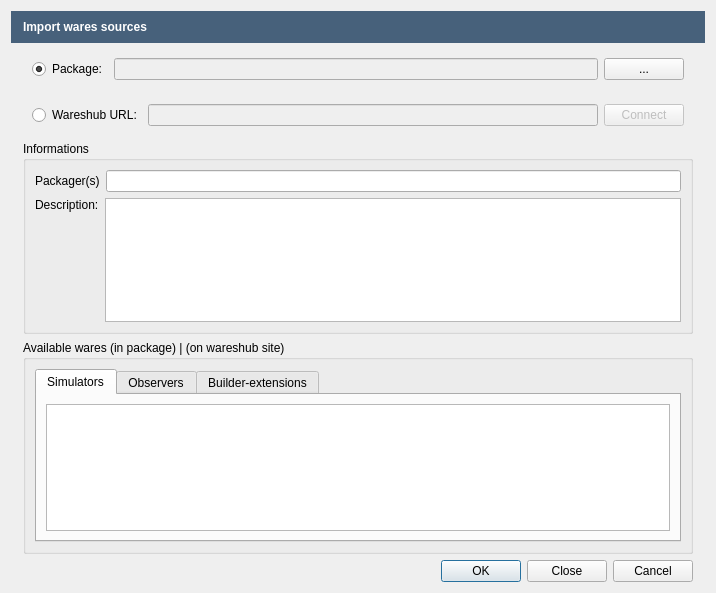
Qt form src/openfluid/ui/waresdev/WaresSrcImportDialog.ui (OpenFLUID/openfluid) before a commit.
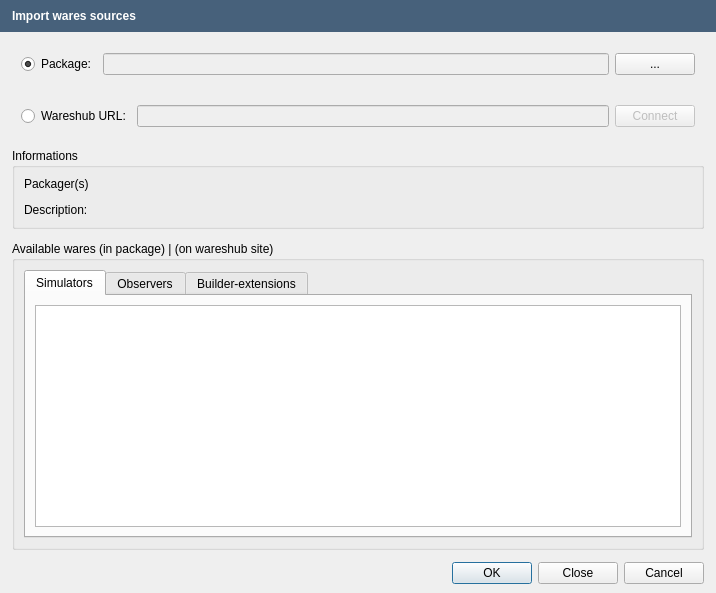
The same form after that commit.

The edit to the form file:
```diff
--- a/src/openfluid/ui/waresdev/WaresSrcImportDialog.ui
+++ b/src/openfluid/ui/waresdev/WaresSrcImportDialog.ui
@@ -17,6 +17,21 @@
    <bool>true</bool>
   </property>
   <layout class="QVBoxLayout" name="verticalLayout">
+   <property name="spacing">
+    <number>12</number>
+   </property>
+   <property name="leftMargin">
+    <number>0</number>
+   </property>
+   <property name="topMargin">
+    <number>0</number>
+   </property>
+   <property name="rightMargin">
+    <number>0</number>
+   </property>
+   <property name="bottomMargin">
+    <number>9</number>
+   </property>
    <item>
     <widget class="QFrame" name="MessageFrame">
      <property name="sizePolicy">
@@ -157,22 +172,18 @@
        </property>
        <layout class="QVBoxLayout" name="verticalLayout_9">
         <item>
-         <layout class="QHBoxLayout" name="horizontalLayout_5">
-          <item>
+         <layout class="QGridLayout" name="gridLayout" columnstretch="0,1">
+          <property name="spacing">
+           <number>12</number>
+          </property>
+          <item row="0" column="0">
            <widget class="QLabel" name="label_2">
             <property name="text">
              <string>Packager(s)</string>
             </property>
            </widget>
           </item>
-          <item>
-           <widget class="QLineEdit" name="PackagersLineEdit"/>
-          </item>
-         </layout>
-        </item>
-        <item>
-         <layout class="QHBoxLayout" name="horizontalLayout_6">
-          <item>
+          <item row="1" column="0">
            <widget class="QLabel" name="label_3">
             <property name="text">
              <string>Description:</string>
@@ -182,8 +193,19 @@
             </property>
            </widget>
           </item>
-          <item>
-           <widget class="QPlainTextEdit" name="PackageDescriptionTextEdit"/>
+          <item row="0" column="1">
+           <widget class="QLabel" name="PackagersLabel">
+            <property name="text">
+             <string/>
+            </property>
+           </widget>
+          </item>
+          <item row="1" column="1">
+           <widget class="QLabel" name="PackageDescriptionLabel">
+            <property name="text">
+             <string/>
+            </property>
+           </widget>
           </item>
          </layout>
         </item>
```
